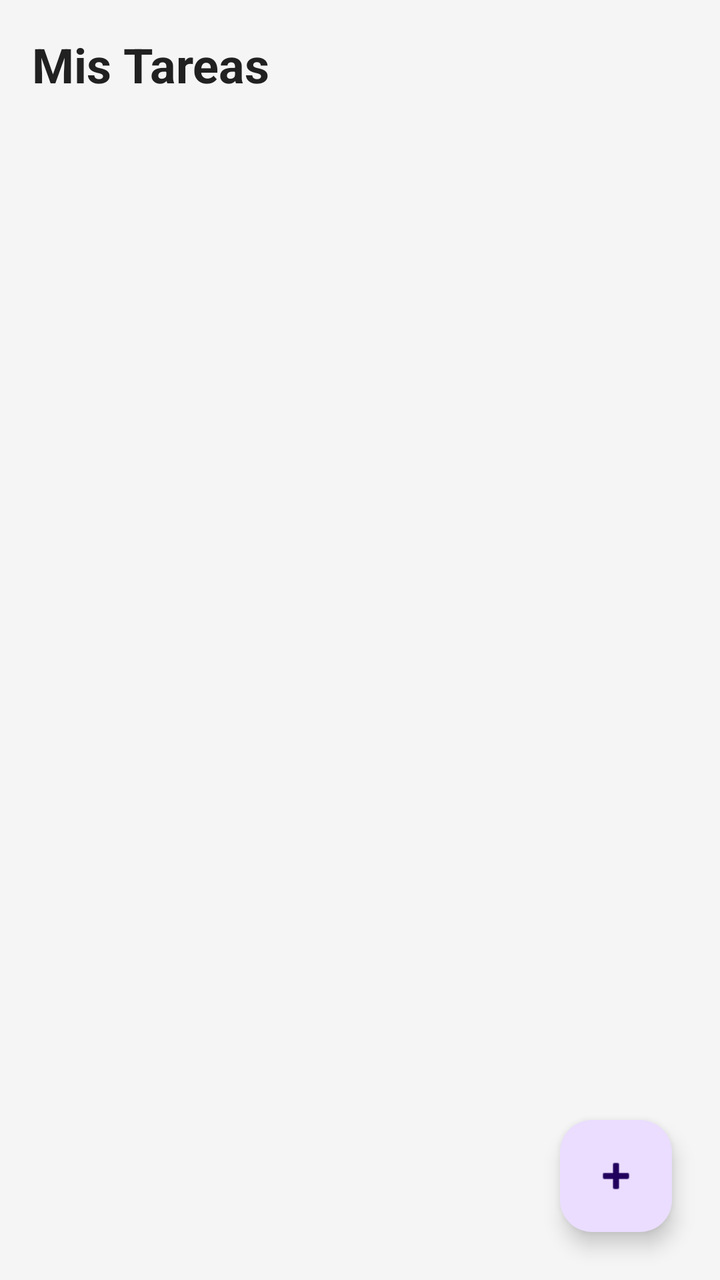
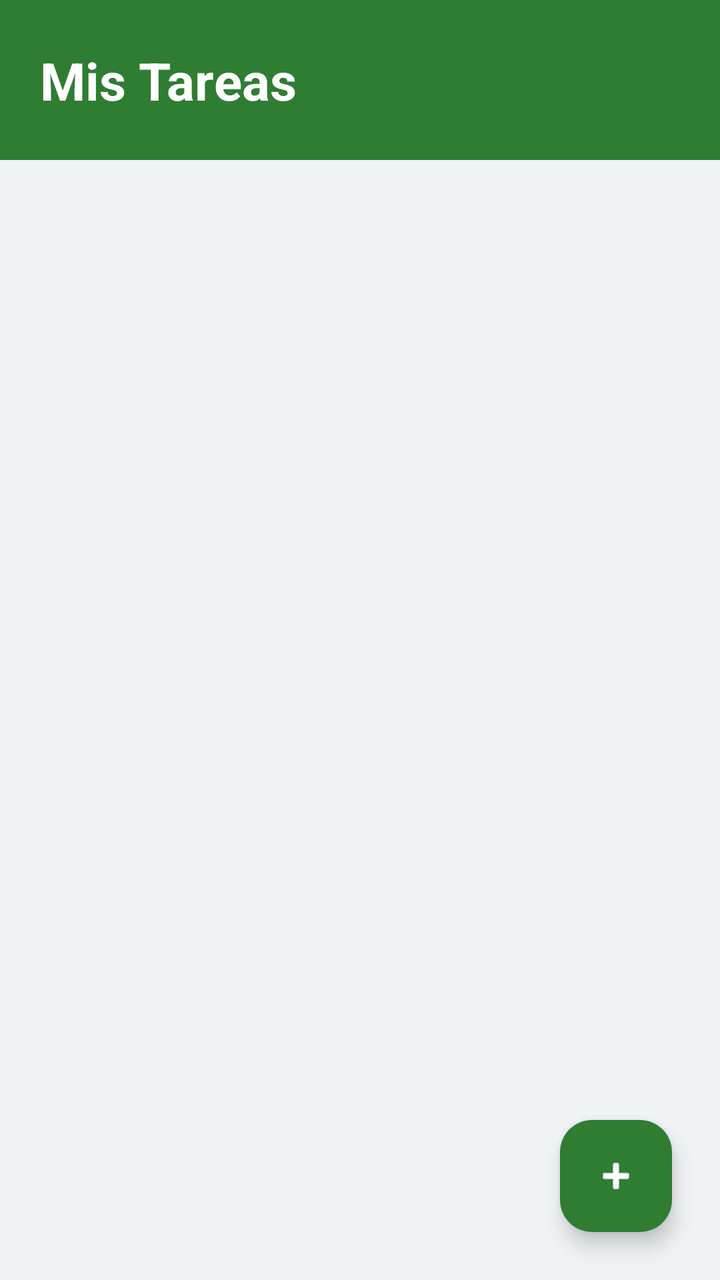

Compare the two renders of this Android layout. The source of the first and the diff that turns it into the second are given below.
<!-- AndroidManifest.xml: application theme Theme.HelloAndroidGonzalezJhon -->
<!-- res/layout/fragment_task_list.xml -->
<?xml version="1.0" encoding="utf-8"?>
<androidx.constraintlayout.widget.ConstraintLayout
    xmlns:android="http://schemas.android.com/apk/res/android"
    xmlns:app="http://schemas.android.com/apk/res-auto"
    xmlns:tools="http://schemas.android.com/tools"
    android:layout_width="match_parent"
    android:layout_height="match_parent"
    android:background="#F5F5F5">


    <TextView
        android:id="@+id/tvTitle"
        android:layout_width="0dp"
        android:layout_height="wrap_content"
        android:text="Mis Tareas"
        android:textSize="24sp"
        android:textStyle="bold"
        android:textColor="#212121"
        android:padding="16dp"
        app:layout_constraintTop_toTopOf="parent"
        app:layout_constraintStart_toStartOf="parent"
        app:layout_constraintEnd_toEndOf="parent" />


    <androidx.recyclerview.widget.RecyclerView
        android:id="@+id/rvTasks"
        android:layout_width="0dp"
        android:layout_height="0dp"
        android:padding="8dp"
        android:clipToPadding="false"
        app:layout_constraintTop_toBottomOf="@id/tvTitle"
        app:layout_constraintBottom_toBottomOf="parent"
        app:layout_constraintStart_toStartOf="parent"
        app:layout_constraintEnd_toEndOf="parent"
        tools:listitem="@layout/item_user" />


    <com.google.android.material.floatingactionbutton.FloatingActionButton
        android:id="@+id/fabAddTask"
        android:layout_width="wrap_content"
        android:layout_height="wrap_content"
        android:layout_margin="24dp"
        android:contentDescription="Agregar tarea"
        android:src="@android:drawable/ic_input_add"
        app:layout_constraintBottom_toBottomOf="parent"
        app:layout_constraintEnd_toEndOf="parent" />

</androidx.constraintlayout.widget.ConstraintLayout>
<!-- res/layout/item_user.xml (included above) -->
<?xml version="1.0" encoding="utf-8"?>
<androidx.cardview.widget.CardView
    xmlns:android="http://schemas.android.com/apk/res/android"
    xmlns:app="http://schemas.android.com/apk/res-auto"
    android:layout_width="match_parent"
    android:layout_height="wrap_content"
    android:layout_margin="8dp"
    app:cardCornerRadius="8dp"
    app:cardElevation="4dp">

    <LinearLayout
        android:layout_width="match_parent"
        android:layout_height="wrap_content"
        android:orientation="vertical"
        android:padding="16dp">

        <TextView
            android:id="@+id/textViewName"
            android:layout_width="wrap_content"
            android:layout_height="wrap_content"
            android:text="Nombre"
            android:textSize="18sp"
            android:textStyle="bold"
            android:textColor="@android:color/black" />

        <TextView
            android:id="@+id/textViewEmail"
            android:layout_width="wrap_content"
            android:layout_height="wrap_content"
            android:text="email@example.com"
            android:textSize="14sp"
            android:layout_marginTop="4dp" />

        <TextView
            android:id="@+id/textViewAge"
            android:layout_width="wrap_content"
            android:layout_height="wrap_content"
            android:text="25 años"
            android:textSize="14sp"
            android:layout_marginTop="4dp" />

    </LinearLayout>

</androidx.cardview.widget.CardView>
<!-- resources referenced by this layout -->
<resources>
  <style name="Theme.HelloAndroidGonzalezJhon" parent="Base.Theme.HelloAndroidGonzalezJhon" />
  <style name="Base.Theme.HelloAndroidGonzalezJhon" parent="Theme.Material3.DayNight.NoActionBar">
          
          
      </style>
</resources>

<!-- the commit's change to res/layout/fragment_task_list.xml (unified diff, before → after) -->
@@ -5,35 +5,43 @@
     xmlns:tools="http://schemas.android.com/tools"
     android:layout_width="match_parent"
     android:layout_height="match_parent"
-    android:background="#F5F5F5">
+    android:background="#F0F2F5">
 
+    <View
+        android:id="@+id/headerBackground"
+        android:layout_width="0dp"
+        android:layout_height="80dp"
+        android:background="#2E7D32"
+        app:layout_constraintTop_toTopOf="parent"
+        app:layout_constraintStart_toStartOf="parent"
+        app:layout_constraintEnd_toEndOf="parent" />
 
     <TextView
         android:id="@+id/tvTitle"
         android:layout_width="0dp"
         android:layout_height="wrap_content"
         android:text="Mis Tareas"
-        android:textSize="24sp"
+        android:textSize="26sp"
         android:textStyle="bold"
-        android:textColor="#212121"
-        android:padding="16dp"
-        app:layout_constraintTop_toTopOf="parent"
+        android:textColor="#FFFFFF"
+        android:paddingStart="20dp"
+        android:paddingEnd="20dp"
+        app:layout_constraintTop_toTopOf="@id/headerBackground"
+        app:layout_constraintBottom_toBottomOf="@id/headerBackground"
         app:layout_constraintStart_toStartOf="parent"
         app:layout_constraintEnd_toEndOf="parent" />
-
 
     <androidx.recyclerview.widget.RecyclerView
         android:id="@+id/rvTasks"
         android:layout_width="0dp"
         android:layout_height="0dp"
-        android:padding="8dp"
+        android:padding="12dp"
         android:clipToPadding="false"
-        app:layout_constraintTop_toBottomOf="@id/tvTitle"
+        app:layout_constraintTop_toBottomOf="@id/headerBackground"
         app:layout_constraintBottom_toBottomOf="parent"
         app:layout_constraintStart_toStartOf="parent"
         app:layout_constraintEnd_toEndOf="parent"
-        tools:listitem="@layout/item_user" />
-
+        tools:listitem="@layout/item_task" />
 
     <com.google.android.material.floatingactionbutton.FloatingActionButton
         android:id="@+id/fabAddTask"
@@ -42,51 +50,46 @@
         android:layout_margin="24dp"
         android:contentDescription="Agregar tarea"
         android:src="@android:drawable/ic_input_add"
+        app:backgroundTint="#2E7D32"
+        app:tint="#FFFFFF"
         app:layout_constraintBottom_toBottomOf="parent"
         app:layout_constraintEnd_toEndOf="parent" />
 
 </androidx.constraintlayout.widget.ConstraintLayout>
-<!-- res/layout/item_user.xml (included above) -->
+<!-- res/layout/item_task.xml (included above) -->
 <?xml version="1.0" encoding="utf-8"?>
 <androidx.cardview.widget.CardView
     xmlns:android="http://schemas.android.com/apk/res/android"
     xmlns:app="http://schemas.android.com/apk/res-auto"
     android:layout_width="match_parent"
     android:layout_height="wrap_content"
-    android:layout_margin="8dp"
-    app:cardCornerRadius="8dp"
-    app:cardElevation="4dp">
+    android:layout_marginHorizontal="4dp"
+    android:layout_marginVertical="6dp"
+    app:cardCornerRadius="10dp"
+    app:cardElevation="3dp"
+    app:cardBackgroundColor="#FFFFFF">
 
     <LinearLayout
         android:layout_width="match_parent"
         android:layout_height="wrap_content"
-        android:orientation="vertical"
-        android:padding="16dp">
+        android:orientation="horizontal"
+        android:padding="16dp"
+        android:gravity="center_vertical">
+
+        <View
+            android:layout_width="4dp"
+            android:layout_height="40dp"
+            android:background="#2E7D32"
+            android:layout_marginEnd="12dp" />
 
         <TextView
-            android:id="@+id/textViewName"
-            android:layout_width="wrap_content"
+            android:id="@+id/tvTaskItemTitle"
+            android:layout_width="0dp"
             android:layout_height="wrap_content"
-            android:text="Nombre"
-            android:textSize="18sp"
-            android:textStyle="bold"
-            android:textColor="@android:color/black" />
-
-        <TextView
-            android:id="@+id/textViewEmail"
-            android:layout_width="wrap_content"
-            android:layout_height="wrap_content"
-            android:text="email@example.com"
-            android:textSize="14sp"
-            android:layout_marginTop="4dp" />
-
-        <TextView
-            android:id="@+id/textViewAge"
-            android:layout_width="wrap_content"
-            android:layout_height="wrap_content"
-            android:text="25 años"
-            android:textSize="14sp"
-            android:layout_marginTop="4dp" />
+            android:layout_weight="1"
+            android:textSize="16sp"
+            android:textColor="#212121"
+            android:textStyle="bold" />
 
     </LinearLayout>
 
